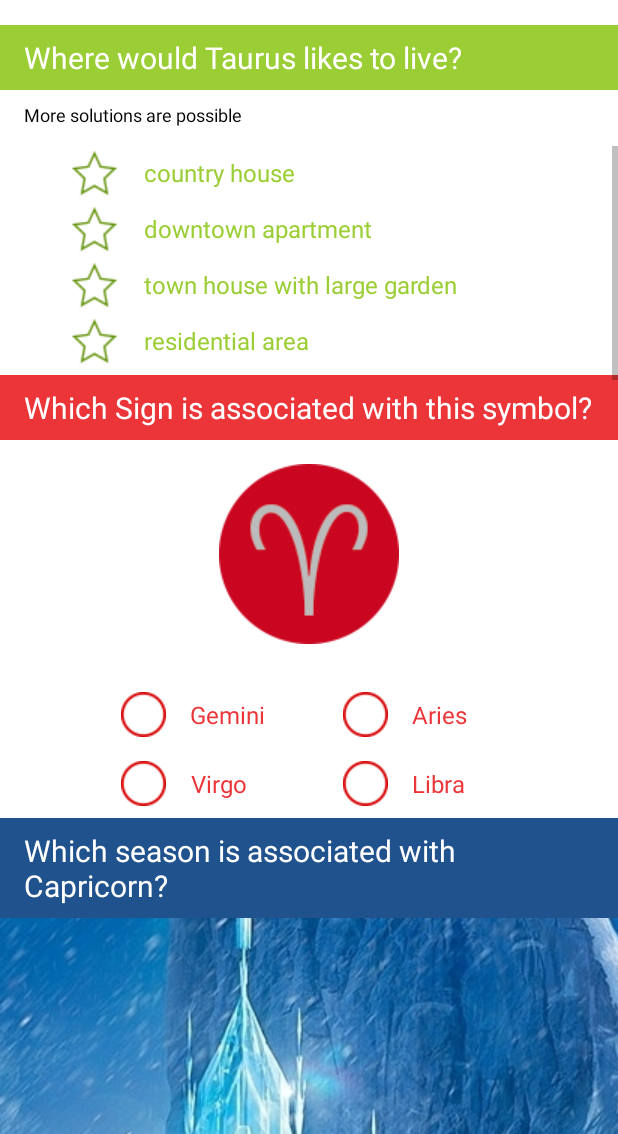
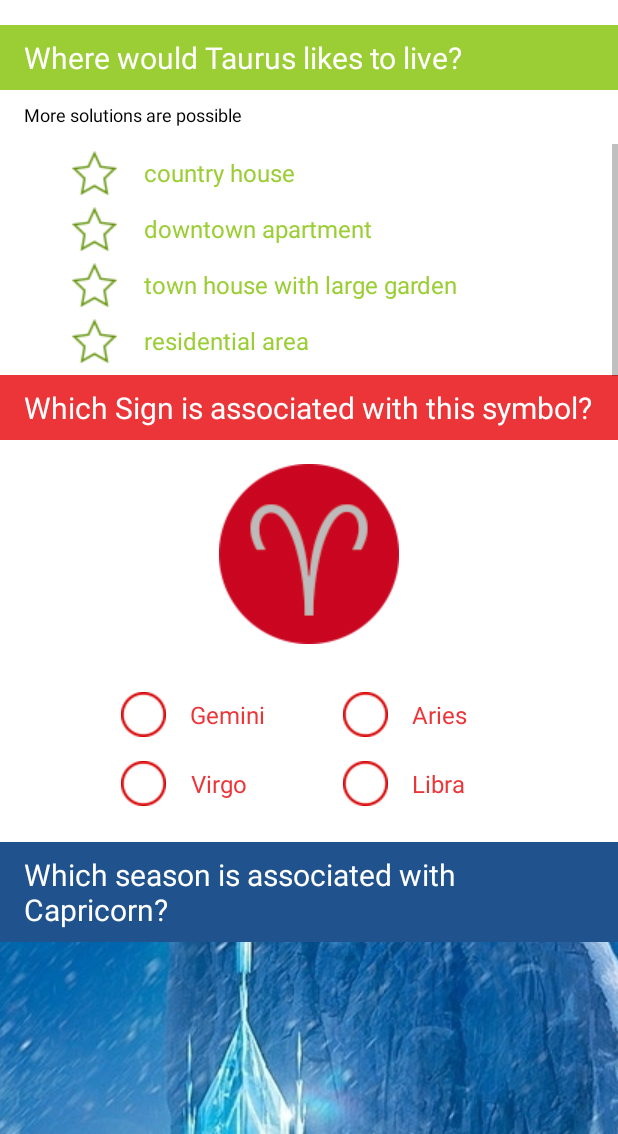
Before and after one commit to monimandaline/AstrologyQuiz, an Android app: the screen it shows after launch (MainActivity), scrolled down 537 dp, on a phone screen of 412 x 824 dp, the part 102-1236 px from its top. Run offline under Robolectric (Android 15) with nearby library versions, the phone set to English and light mode, and no system bars.

Commit message:
v.2 - clean

```diff
--- a/app/src/main/res/values/styles.xml
+++ b/app/src/main/res/values/styles.xml
@@ -173,6 +173,7 @@
         <item name="android:paddingLeft">16dp</item>
         <item name="android:paddingRight">16dp</item>
         <item name="android:paddingTop">8dp</item>
+        <item name="android:layout_marginBottom">16dp</item>
         <item name="android:layout_gravity">center_horizontal</item>
     </style>
 
```
Also changed, not shown: app/src/main/pisces_pic-web.png (added), app/src/main/res/drawable/pisces.jpg (deleted).
